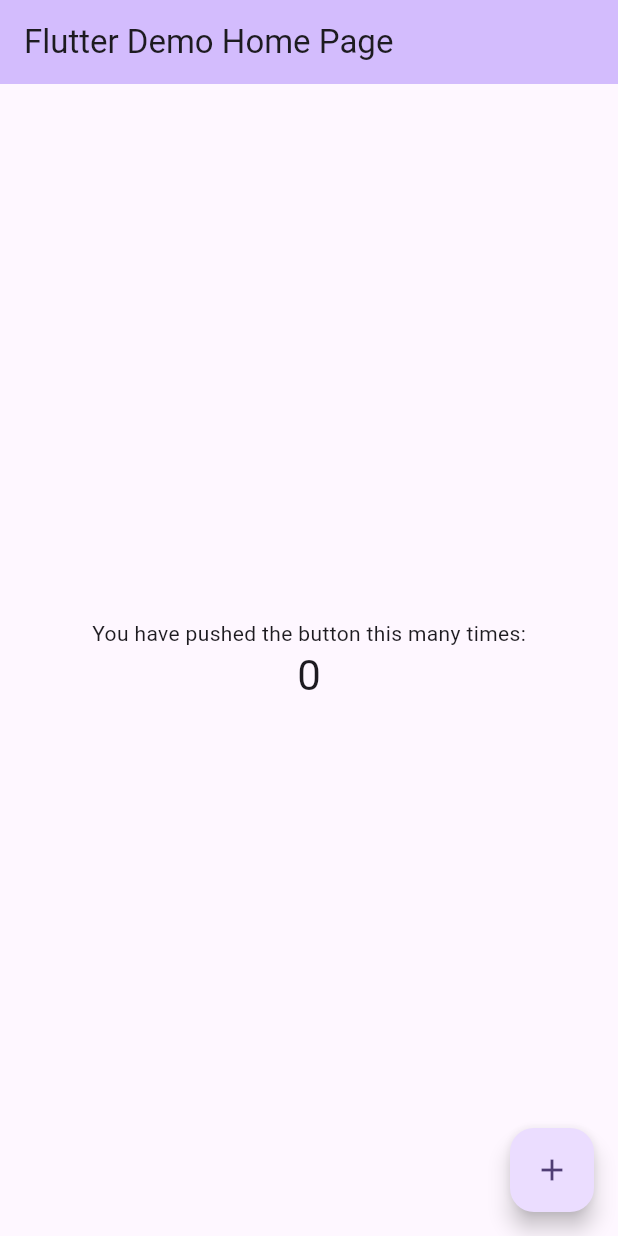
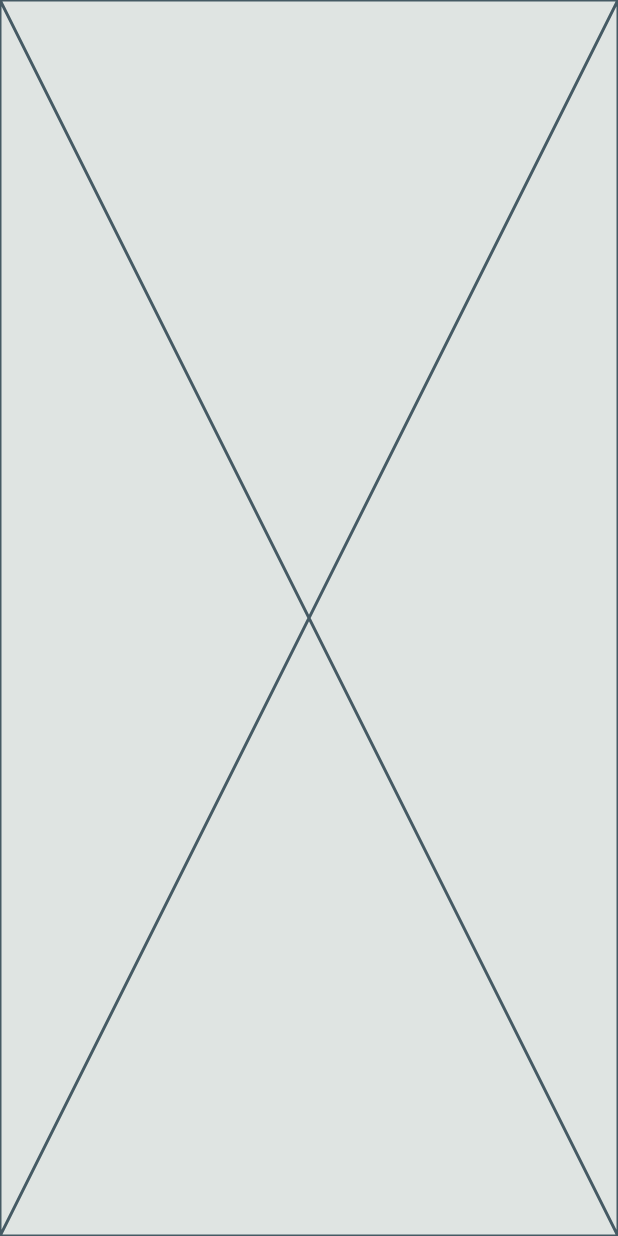
Before and after one commit to NathanMGalante/meus_fiis, a Flutter app: the screen it shows after launch, on a phone screen of 412 x 824 dp. Run offline on Flutter 3.47's test engine with Material 3 defaults, Android fonts, the phone set to English and light mode, and no system bars; our stand-ins replace get.

Commit message:
Construindo estrutura

```diff
--- a/lib/main.dart
+++ b/lib/main.dart
@@ -1,4 +1,9 @@
 import 'package:flutter/material.dart';
+import 'package:get/get.dart';
+import 'package:meus_fiis/modules/dashboard/page.dart';
+import 'package:meus_fiis/shared/in18.dart';
+import 'package:meus_fiis/shared/locales.dart';
+import 'package:meus_fiis/shared/routes.dart';
 
 void main() {
   runApp(const MyApp());
@@ -7,119 +12,32 @@ void main() {
 class MyApp extends StatelessWidget {
   const MyApp({super.key});
 
-  // This widget is the root of your application.
+  ColorScheme get _colorScheme => ColorScheme.fromSeed(
+        seedColor: const Color(0xff5b6965),
+      );
+
   @override
   Widget build(BuildContext context) {
-    return MaterialApp(
-      title: 'Flutter Demo',
+    return GetMaterialApp(
+      title: 'Meus FIIs',
       theme: ThemeData(
-        // This is the theme of your application.
-        //
-        // TRY THIS: Try running your application with "flutter run". You'll see
-        // the application has a purple toolbar. Then, without quitting the app,
-        // try changing the seedColor in the colorScheme below to Colors.green
-        // and then invoke "hot reload" (save your changes or press the "hot
-        // reload" button in a Flutter-supported IDE, or press "r" if you used
-        // the command line to start the app).
-        //
-        // Notice that the counter didn't reset back to zero; the application
-        // state is not lost during the reload. To reset the state, use hot
-        // restart instead.
-        //
-        // This works for code too, not just values: Most code changes can be
-        // tested with just a hot reload.
-        colorScheme: ColorScheme.fromSeed(seedColor: Colors.deepPurple),
+        colorScheme: _colorScheme,
         useMaterial3: true,
+        appBarTheme: AppBarTheme(
+          color: _colorScheme.inversePrimary,
+        ),
+        scaffoldBackgroundColor: const Color(0xffDFE4E2),
       ),
-      home: const MyHomePage(title: 'Flutter Demo Home Page'),
+      translations: In18Messages(),
+      locale: Locales.ptBR,
+      fallbackLocale: Locales.enUS,
+      initialRoute: Routes.dashboard.route,
+      getPages: [
+        GetPage(
+          name: Routes.dashboard.route,
+          page: () => const DashboardPage(),
+        ),
+      ],
     );
   }
 }
-
-class MyHomePage extends StatefulWidget {
-  const MyHomePage({super.key, required this.title});
-
-  // This widget is the home page of your application. It is stateful, meaning
-  // that it has a State object (defined below) that contains fields that affect
-  // how it looks.
-
-  // This class is the configuration for the state. It holds the values (in this
-  // case the title) provided by the parent (in this case the App widget) and
-  // used by the build method of the State. Fields in a Widget subclass are
-  // always marked "final".
-
-  final String title;
-
-  @override
-  State<MyHomePage> createState() => _MyHomePageState();
-}
-
-class _MyHomePageState extends State<MyHomePage> {
-  int _counter = 0;
-
-  void _incrementCounter() {
-    setState(() {
-      // This call to setState tells the Flutter framework that something has
-      // changed in this State, which causes it to rerun the build method below
-      // so that the display can reflect the updated values. If we changed
-      // _counter without calling setState(), then the build method would not be
-      // called again, and so nothing would appear to happen.
-      _counter++;
-    });
-  }
-
-  @override
-  Widget build(BuildContext context) {
-    // This method is rerun every time setState is called, for instance as done
-    // by the _incrementCounter method above.
-    //
-    // The Flutter framework has been optimized to make rerunning build methods
-    // fast, so that you can just rebuild anything that needs updating rather
-    // than having to individually change instances of widgets.
-    return Scaffold(
-      appBar: AppBar(
-        // TRY THIS: Try changing the color here to a specific color (to
-        // Colors.amber, perhaps?) and trigger a hot reload to see the AppBar
-        // change color while the other colors stay the same.
-        backgroundColor: Theme.of(context).colorScheme.inversePrimary,
-        // Here we take the value from the MyHomePage object that was created by
-        // the App.build method, and use it to set our appbar title.
-        title: Text(widget.title),
-      ),
-      body: Center(
-        // Center is a layout widget. It takes a single child and positions it
-        // in the middle of the parent.
-        child: Column(
-          // Column is also a layout widget. It takes a list of children and
-          // arranges them vertically. By default, it sizes itself to fit its
-          // children horizontally, and tries to be as tall as its parent.
-          //
-          // Column has various properties to control how it sizes itself and
-          // how it positions its children. Here we use mainAxisAlignment to
-          // center the children vertically; the main axis here is the vertical
-          // axis because Columns are vertical (the cross axis would be
-          // horizontal).
-          //
-          // TRY THIS: Invoke "debug painting" (choose the "Toggle Debug Paint"
-          // action in the IDE, or press "p" in the console), to see the
-          // wireframe for each widget.
-          mainAxisAlignment: MainAxisAlignment.center,
-          children: <Widget>[
-            const Text(
-              'You have pushed the button this many times:',
-            ),
-            Text(
-              '$_counter',
-              style: Theme.of(context).textTheme.headlineMedium,
-            ),
-          ],
-        ),
-      ),
-      floatingActionButton: FloatingActionButton(
-        onPressed: _incrementCounter,
-        tooltip: 'Increment',
-        child: const Icon(Icons.add),
-      ), // This trailing comma makes auto-formatting nicer for build methods.
-    );
-  }
-}
--- /dev/null
+++ b/lib/modules/dashboard/page.dart
@@ -0,0 +1,12 @@
+import 'package:flutter/material.dart';
+
+class DashboardPage extends StatelessWidget {
+  const DashboardPage({super.key});
+
+  @override
+  Widget build(BuildContext context) {
+    return const Scaffold(
+      body: SafeArea(child: Placeholder()),
+    );
+  }
+}
--- /dev/null
+++ b/lib/shared/in18.dart
@@ -0,0 +1,18 @@
+import 'package:get/get.dart';
+import 'package:meus_fiis/shared/locales.dart';
+
+enum In18 {
+  dashboardTitle
+}
+
+class In18Messages extends Translations {
+  @override
+  Map<String, Map<String, String>> get keys => {
+    Locales.ptBR.toString(): {
+      In18.dashboardTitle.name: 'Visão geral',
+    },
+    Locales.enUS.toString(): {
+      In18.dashboardTitle.name: 'Visão geral',
+    },
+  };
+}
--- /dev/null
+++ b/lib/shared/locales.dart
@@ -0,0 +1,6 @@
+import 'package:flutter/material.dart';
+
+class Locales {
+  static const ptBR = Locale('pt','BR');
+  static const enUS = Locale('en','US');
+}
--- /dev/null
+++ b/lib/shared/routes.dart
@@ -0,0 +1,7 @@
+enum Routes {
+  dashboard,
+}
+
+extension RoutesExtension on Routes {
+  String get route => '/$name';
+}
--- a/pubspec.yaml
+++ b/pubspec.yaml
@@ -35,6 +35,7 @@ dependencies:
   # The following adds the Cupertino Icons font to your application.
   # Use with the CupertinoIcons class for iOS style icons.
   cupertino_icons: ^1.0.8
+  get: ^4.6.6
 
 dev_dependencies:
   flutter_test:
```
